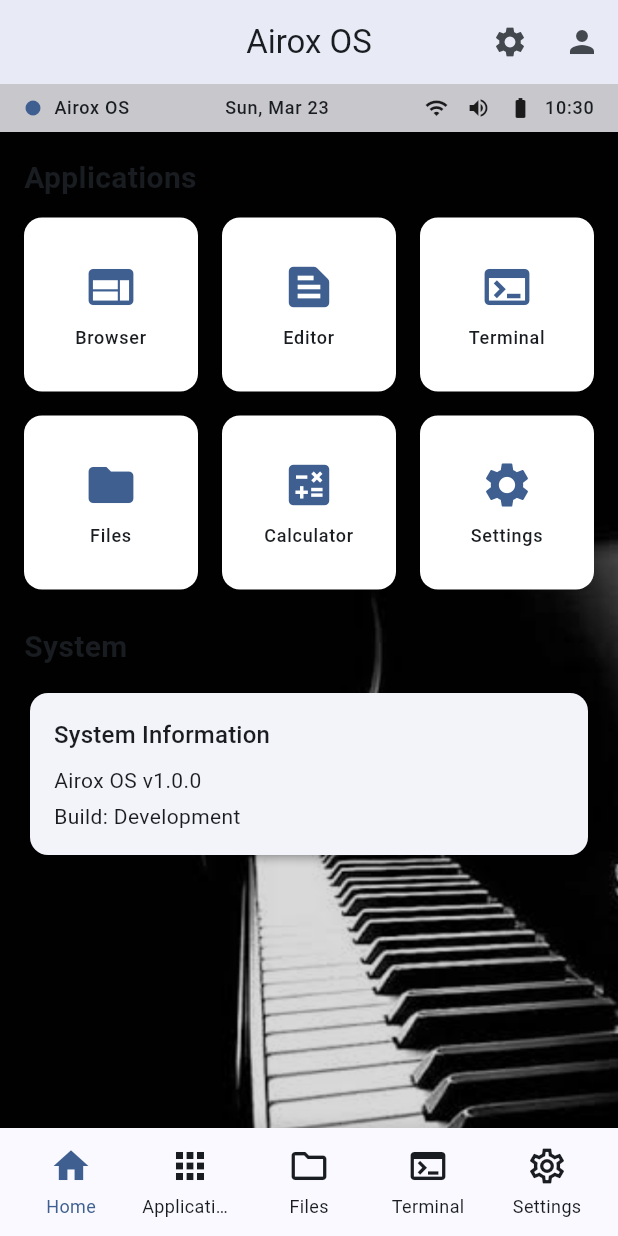
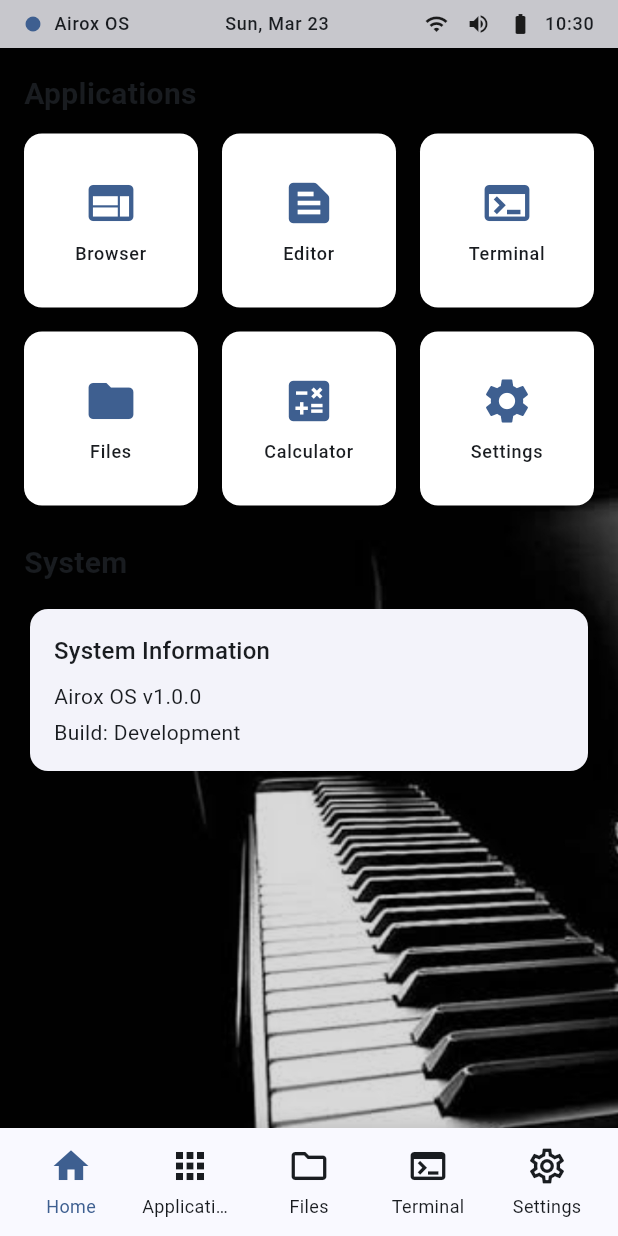
Before and after one commit to airox-os/airoxui, a Flutter app: the screen it shows after launch, on a phone screen of 412 x 824 dp. Run offline on Flutter 3.47's test engine with Material 3 defaults, Android fonts, the phone set to English and light mode, and no system bars.

Commit message:
🚸 Update home screen UI to improve user experience.

```diff
--- a/lib/src/screens/home_screen.dart
+++ b/lib/src/screens/home_screen.dart
@@ -20,20 +20,7 @@ class _HomeScreenState extends State<HomeScreen> {
     final isMobile = MediaQuery.of(context).size.width < 600;
 
     return Scaffold(
-      appBar: CustomAppBar(
-        title: 'Airox OS',
-        backgroundColor: Theme.of(context).colorScheme.surface,
-        actions: [
-          IconButton(
-            icon: const Icon(Icons.settings),
-            onPressed: () => Navigator.pushNamed(context, '/settings'),
-          ),
-          IconButton(
-            icon: const Icon(Icons.person),
-            onPressed: () => Navigator.pushNamed(context, '/profile'),
-          ),
-        ],
-      ),
+      // Removed the appBar property
       body: Stack(
         children: [
           // Background image
```
